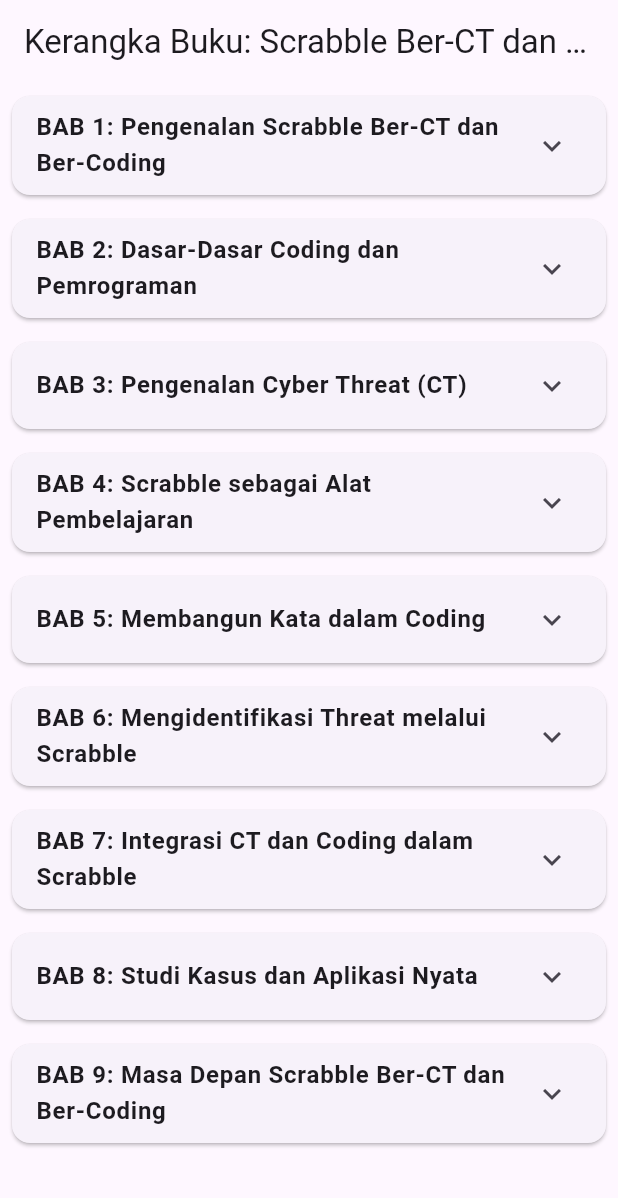
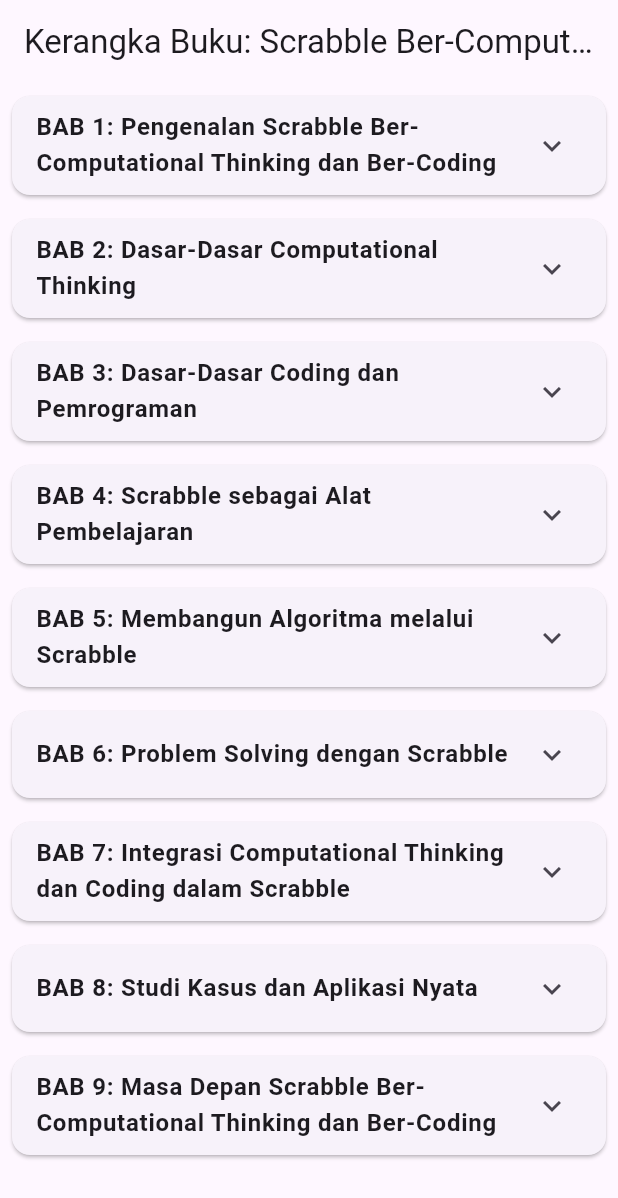
Before and after one commit to could-ai/019a1eac-a86c-7fd6-9a73-85fb4201c655, a Flutter app: the screen it shows after launch, on a phone screen of 412 x 824 dp. Shown: the top 1198 px of the screen. Run offline on Flutter 3.47's test engine with Material 3 defaults, Android fonts, the phone set to English and light mode, and no system bars.

Commit message:
Memperbarui kerangka buku di BookOutlineScreen.dart dengan judul baru 'Scrabble Ber-Computational Thinking dan Ber-Coding'. Mengubah isi 9 bab lengkap dengan subjudul rinci yang fokus pada Computational Thinking dan Coding menggunakan Scrabble sebagai alat pembelajaran. BAB 1 diperkenalkan sebagai pengenalan, BAB 2 fokus pada dasar-dasar Computational Thinking dengan empat pilar utama, BAB 3 pada coding dasar, BAB 4 pada adaptasi Scrabble, BAB 5-6 pada aplikasi praktis dalam algoritma dan problem solving, BAB 7 pada integrasi, BAB 8 studi kasus, dan BAB 9 masa depan. Judul AppBar juga diperbarui untuk mencerminkan judul buku baru. Ini memberikan kerangka yang lengkap dan terstruktur untuk pembelajaran interaktif menggunakan Scrabble.; Memperbarui judul aplikasi di main.dart dari 'Scrabble Ber-CT dan Ber-Coding' menjadi 'Scrabble Ber-Computational Thinking dan Ber-Coding' untuk konsistensi dengan judul buku baru. Ini memastikan branding aplikasi selaras dengan isi kerangka buku yang telah diperbarui.

```diff
--- a/usr/lib/main.dart
+++ b/usr/lib/main.dart
@@ -12,7 +12,7 @@ class MyApp extends StatelessWidget {
   @override
   Widget build(BuildContext context) {
     return MaterialApp(
-      title: 'Scrabble Ber-CT dan Ber-Coding',
+      title: 'Scrabble Ber-Computational Thinking dan Ber-Coding',
       theme: ThemeData(
         primarySwatch: Colors.blue,
         visualDensity: VisualDensity.adaptivePlatformDensity,
--- a/usr/lib/screens/book_outline_screen.dart
+++ b/usr/lib/screens/book_outline_screen.dart
@@ -8,77 +8,77 @@ class BookOutlineScreen extends StatelessWidget {
   Widget build(BuildContext context) {
     final List<Chapter> chapters = [
       Chapter(
-        title: 'BAB 1: Pengenalan Scrabble Ber-CT dan Ber-Coding',
+        title: 'BAB 1: Pengenalan Scrabble Ber-Computational Thinking dan Ber-Coding',
         subtitles: [
-          '1.1 Apa itu Scrabble dalam Kontekst Cyber Threat (CT) dan Coding?',
-          '1.2 Sejarah Permainan Scrabble dan Hubungannya dengan Teknologi',
+          '1.1 Apa itu Scrabble dalam Konteks Computational Thinking (CT) dan Coding?',
+          '1.2 Sejarah Permainan Scrabble dan Hubungannya dengan Pendidikan Teknologi',
           '1.3 Keunggulan Menggunakan Scrabble sebagai Metode Pembelajaran CT dan Coding',
           '1.4 Tujuan dan Sasaran Buku Ini',
           '1.5 Struktur Buku dan Cara Menggunakan',
         ],
       ),
       Chapter(
-        title: 'BAB 2: Dasar-Dasar Coding dan Pemrograman',
+        title: 'BAB 2: Dasar-Dasar Computational Thinking',
         subtitles: [
-          '2.1 Pengenalan Bahasa Pemrograman',
-          '2.2 Logika Dasar Pemrograman (Algoritma dan Pseudocode)',
-          '2.3 Variabel, Tipe Data, dan Operator',
-          '2.4 Struktur Kontrol (If-Else, Loop)',
-          '2.5 Fungsi dan Modularitas Kode',
-          '2.6 Debugging dan Error Handling',
+          '2.1 Pengenalan Computational Thinking',
+          '2.2 Empat Pilar Computational Thinking: Decomposition, Pattern Recognition, Abstraction, dan Algorithm',
+          '2.3 Pengembangan Keterampilan Berpikir Komputasional',
+          '2.4 Contoh Aplikasi Computational Thinking dalam Kehidupan Sehari-hari',
+          '2.5 Hubungan antara Computational Thinking dan Pemrograman',
+          '2.6 Tantangan dalam Mengembangkan Computational Thinking',
         ],
       ),
       Chapter(
-        title: 'BAB 3: Pengenalan Cyber Threat (CT)',
+        title: 'BAB 3: Dasar-Dasar Coding dan Pemrograman',
         subtitles: [
-          '3.1 Definisi Cyber Threat',
-          '3.2 Jenis-Jenis Cyber Threat (Malware, Phishing, DDoS, dll.)',
-          '3.3 Dampak Cyber Threat pada Individu dan Organisasi',
-          '3.4 Evolusi Cyber Threat dari Masa ke Masa',
-          '3.5 Statistik dan Tren Terbaru Cyber Threat',
-          '3.6 Prinsip Dasar Keamanan Siber',
+          '3.1 Pengenalan Bahasa Pemrograman',
+          '3.2 Logika Dasar Pemrograman (Algoritma dan Pseudocode)',
+          '3.3 Variabel, Tipe Data, dan Operator',
+          '3.4 Struktur Kontrol (If-Else, Loop)',
+          '3.5 Fungsi dan Modularitas Kode',
+          '3.6 Debugging dan Error Handling',
         ],
       ),
       Chapter(
         title: 'BAB 4: Scrabble sebagai Alat Pembelajaran',
         subtitles: [
           '4.1 Aturan Dasar Permainan Scrabble',
-          '4.2 Adaptasi Scrabble untuk Pembelajaran Coding',
-          '4.3 Adaptasi Scrabble untuk Pembelajaran CT',
+          '4.2 Adaptasi Scrabble untuk Pembelajaran Computational Thinking',
+          '4.3 Adaptasi Scrabble untuk Pembelajaran Coding',
           '4.4 Manfaat Edukasi dari Scrabble dalam CT dan Coding',
           '4.5 Studi Kasus: Implementasi Scrabble di Kelas Pemrograman',
-          '4.7 Alat dan Bahan yang Dibutuhkan',
+          '4.6 Alat dan Bahan yang Dibutuhkan',
         ],
       ),
       Chapter(
-        title: 'BAB 5: Membangun Kata dalam Coding',
+        title: 'BAB 5: Membangun Algoritma melalui Scrabble',
         subtitles: [
-          '5.1 Konsep Membangun Kode seperti Membangun Kata',
-          '5.2 Teknik Debugging melalui Scrabble',
-          '5.3 Logika Algoritma dalam Scrabble',
-          '5.4 Proyek Praktis: Membuat Program Sederhana dengan Scrabble',
-          '5.5 Integrasi Coding dengan Elemen Scrabble',
-          '5.6 Tantangan dan Solusi dalam Pembelajaran',
+          '5.1 Konsep Algoritma dalam Scrabble',
+          '5.2 Teknik Decomposition melalui Pembentukan Kata',
+          '5.3 Pattern Recognition dalam Pencarian Kata',
+          '5.4 Abstraction dalam Strategi Permainan',
+          '5.5 Proyek Praktis: Membuat Algoritma Sederhana dengan Scrabble',
+          '5.6 Tantangan dan Solusi dalam Pembelajaran Algoritma',
         ],
       ),
       Chapter(
-        title: 'BAB 6: Mengidentifikasi Threat melalui Scrabble',
+        title: 'BAB 6: Problem Solving dengan Scrabble',
         subtitles: [
-          '6.1 Simulasi Cyber Threat dalam Permainan Scrabble',
-          '6.2 Mengenali Pola Threat seperti Mengenali Pola Kata',
-          '6.3 Strategi Pertahanan Siber melalui Logika Scrabble',
-          '6.4 Skenario Latihan: Menangani Serangan Phishing',
-          '6.5 Penggunaan Scrabble untuk Awareness CT',
-          '6.6 Evaluasi Risiko melalui Analogi Scrabble',
+          '6.1 Simulasi Problem Solving dalam Permainan Scrabble',
+          '6.2 Mengenali Pola Masalah seperti Mengenali Pola Kata',
+          '6.3 Strategi Computational Thinking melalui Logika Scrabble',
+          '6.4 Skenario Latihan: Menyelesaikan Puzzle Algoritma',
+          '6.5 Penggunaan Scrabble untuk Pengembangan Keterampilan Problem Solving',
+          '6.6 Evaluasi Solusi melalui Analogi Scrabble',
         ],
       ),
       Chapter(
-        title: 'BAB 7: Integrasi CT dan Coding dalam Scrabble',
+        title: 'BAB 7: Integrasi Computational Thinking dan Coding dalam Scrabble',
         subtitles: [
           '7.1 Membuat Game Scrabble dengan Elemen Coding',
-          '7.2 Menambahkan Aspek Keamanan Siber ke dalam Game',
-          '7.3 Pengembangan Aplikasi Mobile untuk Scrabble CT-Coding',
-          '7.4 Penggunaan AI dalam Scrabble Pintar',
+          '7.2 Menambahkan Aspek Computational Thinking ke dalam Game',
+          '7.3 Pengembangan Aplikasi untuk Scrabble CT-Coding',
+          '7.4 Penggunaan Teknologi dalam Scrabble Interaktif',
           '7.5 Kolaborasi Tim dalam Proyek Scrabble',
           '7.6 Uji Coba dan Feedback dari Pengguna',
         ],
@@ -87,19 +87,19 @@ class BookOutlineScreen extends StatelessWidget {
         title: 'BAB 8: Studi Kasus dan Aplikasi Nyata',
         subtitles: [
           '8.1 Implementasi di Sekolah dan Universitas',
-          '8.2 Penggunaan di Pelatihan Korporat',
-          '8.3 Kasus Sukses: Perusahaan yang Menggunakan Metode Ini',
+          '8.2 Penggunaan di Pelatihan Keterampilan Teknologi',
+          '8.3 Kasus Sukses: Institusi yang Menggunakan Metode Ini',
           '8.4 Tantangan Implementasi dan Cara Mengatasinya',
           '8.5 Dampak Jangka Panjang pada Pembelajaran',
           '8.6 Survei dan Analisis Hasil',
         ],
       ),
       Chapter(
-        title: 'BAB 9: Masa Depan Scrabble Ber-CT dan Ber-Coding',
+        title: 'BAB 9: Masa Depan Scrabble Ber-Computational Thinking dan Ber-Coding',
         subtitles: [
           '9.1 Tren Teknologi yang Mempengaruhi',
           '9.2 Pengembangan Lebih Lanjut dari Metode Ini',
-          '9.3 Integrasi dengan Teknologi Baru (VR, AR)',
+          '9.3 Integrasi dengan Teknologi Baru (VR, AR, AI)',
           '9.4 Rekomendasi untuk Penelitian Lanjutan',
           '9.5 Kesimpulan dan Pesan Penutup',
           '9.6 Lampiran: Sumber Daya Tambahan',
@@ -109,7 +109,7 @@ class BookOutlineScreen extends StatelessWidget {
 
     return Scaffold(
       appBar: AppBar(
-        title: const Text('Kerangka Buku: Scrabble Ber-CT dan Ber-Coding'),
+        title: const Text('Kerangka Buku: Scrabble Ber-Computational Thinking dan Ber-Coding'),
       ),
       body: ListView.builder(
         itemCount: chapters.length,
```
